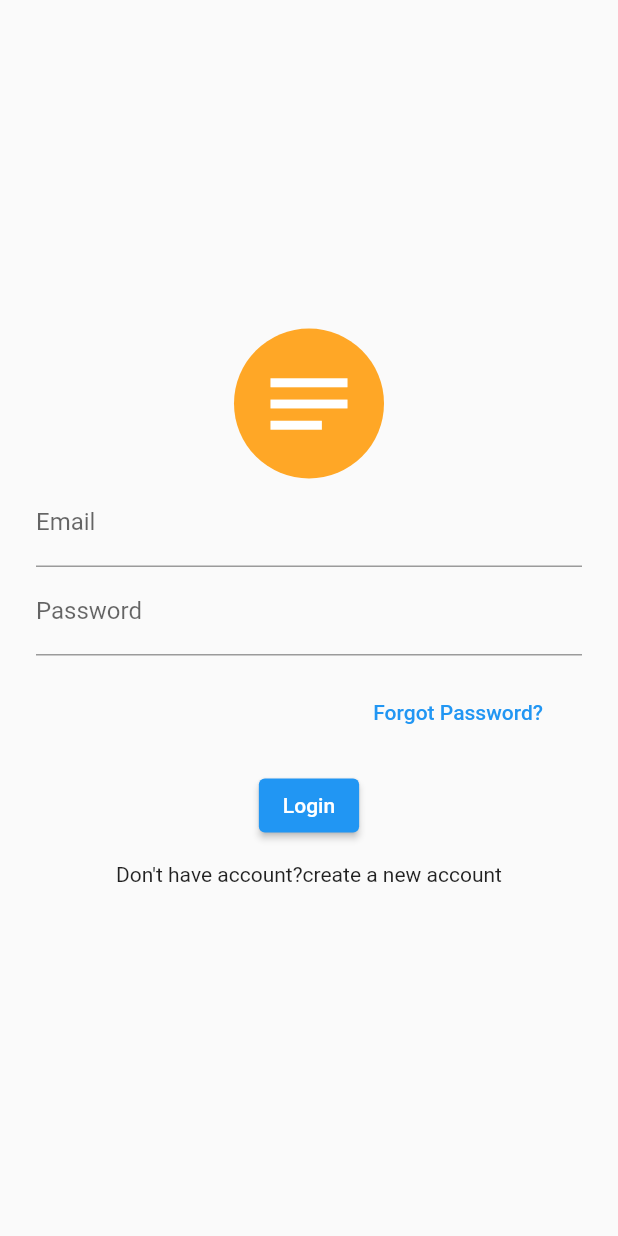
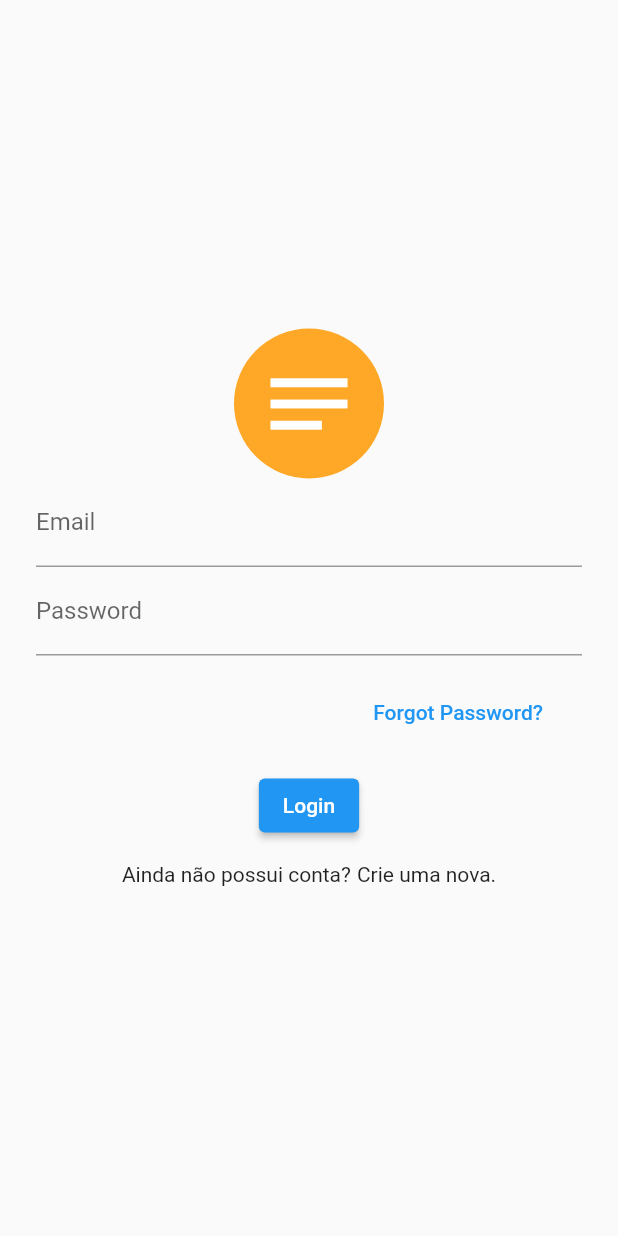
Before and after one commit to rodrigofelipejr/raro-academy-level-up-3, a Flutter app: the screen it shows after launch, on a phone screen of 412 x 824 dp. Run offline on Flutter 3.47's test engine with Material 2 defaults, Android fonts, the phone set to English and light mode, and no system bars; our stand-ins replace shared_preferences.

Commit message:
altera dizeres da tela de Criação de conta

```diff
--- a/lib/app/modules/login/widgets/create_account_widget.dart
+++ b/lib/app/modules/login/widgets/create_account_widget.dart
@@ -13,10 +13,13 @@ class CreateAccountWidget extends StatelessWidget {
       child: Row(
         mainAxisAlignment: MainAxisAlignment.center,
         children: [
-          Text('Don\'t have account?'),
+          Padding(
+            padding: const EdgeInsets.only(right: 4.0),
+            child: Text('Ainda não possui conta?'),
+          ),
           TextLinkWidget(
             onTap: () => Navigator.of(context).pushNamed(AppRoutes.createAccount),
-            label: 'create a new account',
+            label: 'Crie uma nova.',
           ),
         ],
       ),
```
